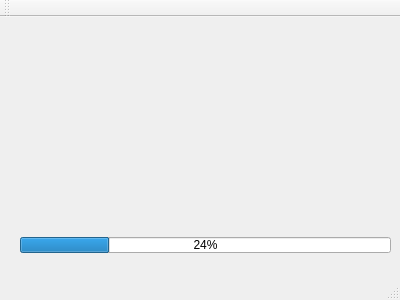
Before: the Qt Designer form vxrendermain.ui in vxm/vxR, drawn with Qt 5.
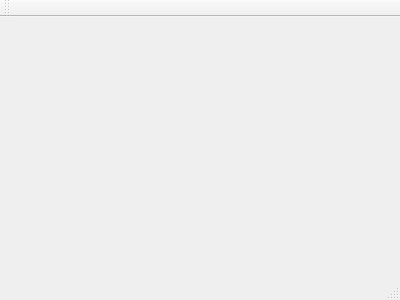
After: the same form once the commit is applied.

Commit message: renamed some files, redefining bucketlist to not work with pixels but float values defining areas. Later translate their containing hit buffers into images, but at the end

The edit to the form file:
```diff
--- a/vxrendermain.ui
+++ b/vxrendermain.ui
@@ -13,21 +13,7 @@
   <property name="windowTitle">
    <string>vxRenderMain</string>
   </property>
-  <widget class="QWidget" name="centralWidget">
-   <widget class="QProgressBar" name="progressBar">
-    <property name="geometry">
-     <rect>
-      <x>20</x>
-      <y>220</y>
-      <width>371</width>
-      <height>16</height>
-     </rect>
-    </property>
-    <property name="value">
-     <number>24</number>
-    </property>
-   </widget>
-  </widget>
+  <widget class="QWidget" name="centralWidget"/>
   <widget class="QMenuBar" name="menuBar">
    <property name="geometry">
     <rect>
```
The commit also changes 18 other files.
